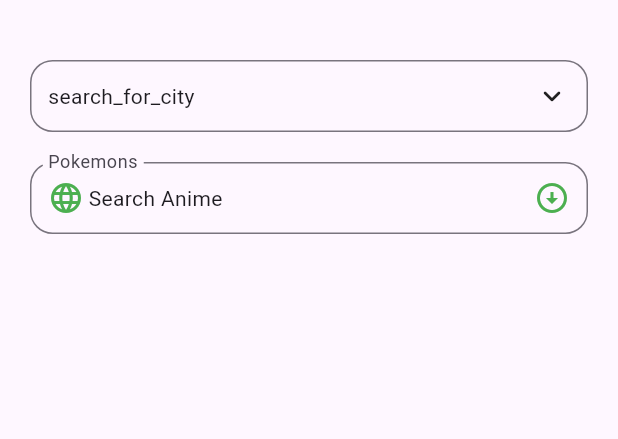
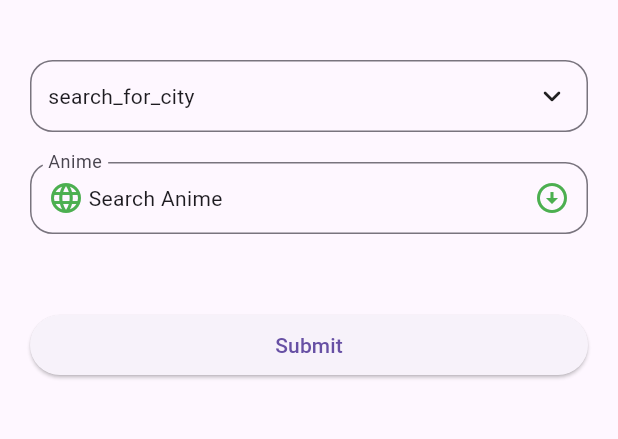
Before and after one commit to mazab99/high_q_paginated_drop_down, a Flutter app: the screen it shows after launch, on a phone screen of 412 x 824 dp, the part 84-523 px from its top. Run offline on Flutter 3.47's test engine with Material 3 defaults, Android fonts, the phone set to English and light mode, and no system bars; our stand-ins replace dio.

```diff
--- a/example/lib/main.dart
+++ b/example/lib/main.dart
@@ -48,7 +48,9 @@ class MyApp extends StatelessWidget {
           backgroundColor: Colors.green,
           centerTitle: true,
         ),
-        body: ListView(
+        body: Form(
+          key: formKey,
+          child: ListView(
             padding: const EdgeInsets.all(20),
             children: [
               const SizedBox(height: 20),
@@ -111,8 +113,15 @@ class MyApp extends StatelessWidget {
                 onChanged: (Anime? data) {},
               ),
               const SizedBox(height: 20),
-            HighQPaginatedDropdown<Anime>.paginated(
-              key: dropdownFormFieldKey1,
+              FormField<Anime>(
+                validator: (Anime? value) {
+                  if (value == null) {
+                    return 'Please select an anime';
+                  }
+                  return null;
+                },
+                builder: (FormFieldState<Anime> state) {
+                  return HighQPaginatedDropdown<Anime>.paginated(
                     controller: searchableDropdownController1,
                     requestItemCount: 25,
                     width: 10,
@@ -130,7 +139,8 @@ class MyApp extends StatelessWidget {
                           contentPadding: const EdgeInsets.symmetric(
                             horizontal: 8,
                           ),
-                    labelText: 'Pokemons',
+                          labelText: 'Anime',
+                          errorText: state.errorText,
                         ),
                         child: child,
                       );
@@ -140,7 +150,8 @@ class MyApp extends StatelessWidget {
                         int page,
                         String? searchText,
                         ) async {
-                final AnimePaginatedList? paginatedList = await getAnimeList(
+                      final AnimePaginatedList? paginatedList =
+                      await getAnimeList(
                         page: page,
                         queryParameters: {
                           'page': page,
@@ -160,10 +171,10 @@ class MyApp extends StatelessWidget {
                         );
                       }).toList();
                     },
-
                     padding: const EdgeInsets.all(0),
                     onChanged: (Anime? value) {
                       debugPrint('$value');
+                      state.didChange(value); // Notify FormField of the change
                     },
                     hasTrailingClearIcon: true,
                     trailingIcon: const Icon(
@@ -187,9 +198,23 @@ class MyApp extends StatelessWidget {
                     isDialogExpanded: true,
                     paddingValueWhileIsDialogExpanded: 16,
                     noRecordText: const Text('HJKHJKHJKLJKJH'),
+                  );
+                },
               ),
               const SizedBox(height: 50),
+              ElevatedButton(
+                onPressed: () {
+                  if (formKey.currentState?.validate() ?? false) {
+                    // Perform submission actions if form is valid
+                    print('Form is valid!');
+                  } else {
+                    print('Form is invalid!');
+                  }
+                },
+                child: const Text('Submit'),
+              ),
             ],
+          ),
         ),
       ),
     );
```
Also changed, not shown: lib/src/high_q_paginated_drop_down.dart (+8 -46 lines). Lines whose indentation alone changed are shown as unchanged.
